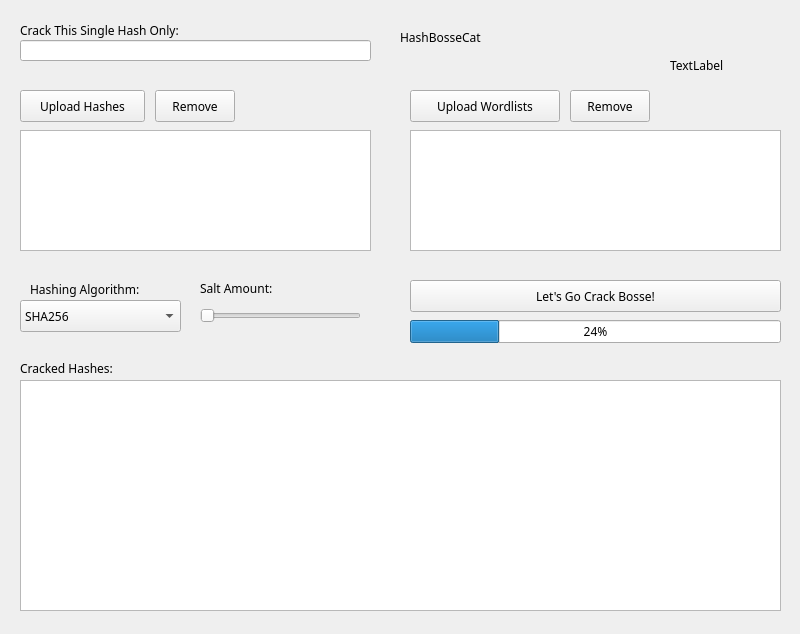
Qt form forms/mainwindow.ui (simonthorell/hash-bosse-cat) before a commit.
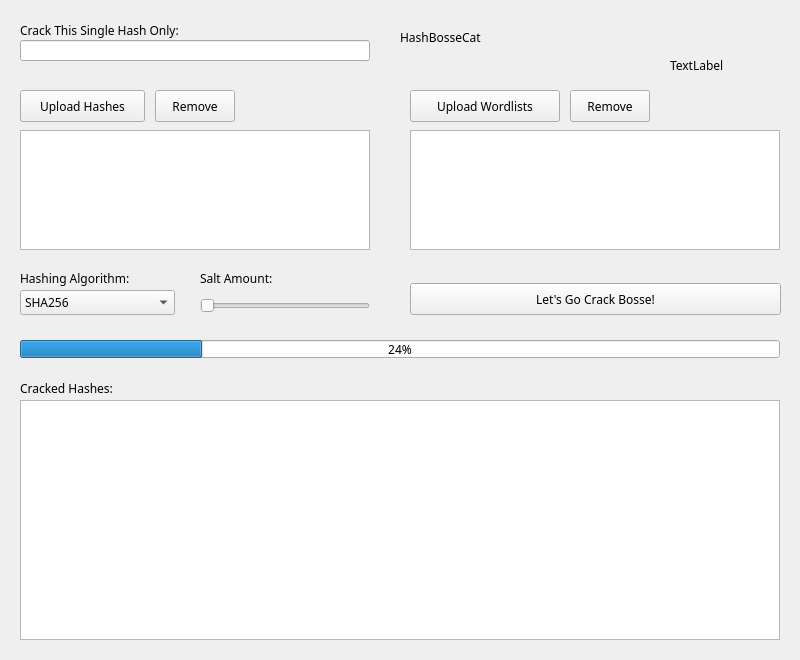
The same form after that commit. Icons and pictures are not drawn.

```diff
--- a/forms/mainwindow.ui
+++ b/forms/mainwindow.ui
@@ -7,7 +7,7 @@
     <x>0</x>
     <y>0</y>
     <width>800</width>
-    <height>634</height>
+    <height>660</height>
    </rect>
   </property>
   <property name="font">
@@ -56,8 +56,8 @@
      <rect>
       <x>410</x>
       <y>130</y>
-      <width>371</width>
-      <height>121</height>
+      <width>370</width>
+      <height>120</height>
      </rect>
     </property>
    </widget>
@@ -92,8 +92,8 @@
      <rect>
       <x>20</x>
       <y>130</y>
-      <width>351</width>
-      <height>121</height>
+      <width>350</width>
+      <height>120</height>
      </rect>
     </property>
    </widget>
@@ -102,7 +102,7 @@
      <rect>
       <x>20</x>
       <y>40</y>
-      <width>351</width>
+      <width>350</width>
       <height>21</height>
      </rect>
     </property>
@@ -115,7 +115,7 @@
      <rect>
       <x>20</x>
       <y>20</y>
-      <width>341</width>
+      <width>340</width>
       <height>20</height>
      </rect>
     </property>
@@ -127,7 +127,7 @@
     <property name="geometry">
      <rect>
       <x>410</x>
-      <y>280</y>
+      <y>283</y>
       <width>371</width>
       <height>32</height>
      </rect>
@@ -139,10 +139,10 @@
    <widget class="QProgressBar" name="progressBar_CrackProgess">
     <property name="geometry">
      <rect>
-      <x>410</x>
-      <y>320</y>
-      <width>371</width>
-      <height>23</height>
+      <x>20</x>
+      <y>340</y>
+      <width>760</width>
+      <height>18</height>
      </rect>
     </property>
     <property name="value">
@@ -152,10 +152,10 @@
    <widget class="QLabel" name="label_HashAlgo">
     <property name="geometry">
      <rect>
-      <x>30</x>
-      <y>279</y>
+      <x>20</x>
+      <y>270</y>
       <width>161</width>
-      <height>21</height>
+      <height>16</height>
      </rect>
     </property>
     <property name="text">
@@ -166,9 +166,9 @@
     <property name="geometry">
      <rect>
       <x>20</x>
-      <y>300</y>
-      <width>161</width>
-      <height>32</height>
+      <y>290</y>
+      <width>155</width>
+      <height>25</height>
      </rect>
     </property>
     <item>
@@ -191,8 +191,8 @@
     <property name="geometry">
      <rect>
       <x>200</x>
-      <y>280</y>
-      <width>161</width>
+      <y>270</y>
+      <width>170</width>
       <height>16</height>
      </rect>
     </property>
@@ -204,8 +204,8 @@
     <property name="geometry">
      <rect>
       <x>200</x>
-      <y>300</y>
-      <width>161</width>
+      <y>290</y>
+      <width>170</width>
       <height>31</height>
      </rect>
     </property>
@@ -217,9 +217,9 @@
     <property name="geometry">
      <rect>
       <x>20</x>
-      <y>380</y>
-      <width>761</width>
-      <height>231</height>
+      <y>400</y>
+      <width>760</width>
+      <height>240</height>
      </rect>
     </property>
    </widget>
@@ -227,7 +227,7 @@
     <property name="geometry">
      <rect>
       <x>20</x>
-      <y>360</y>
+      <y>380</y>
       <width>161</width>
       <height>16</height>
      </rect>
```
